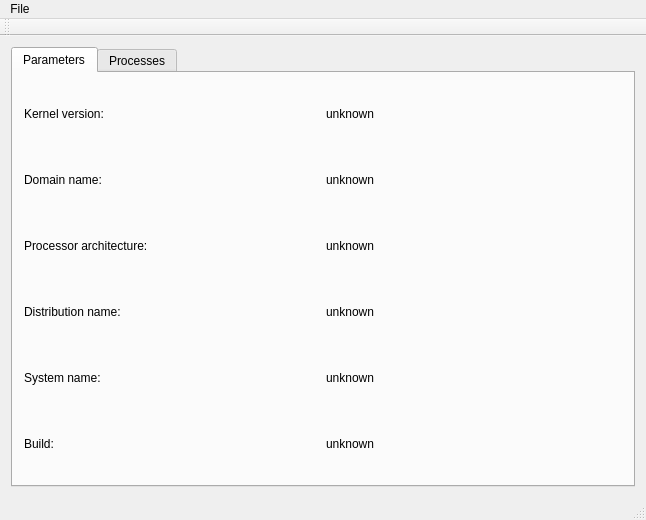
The window that KernelHacker/mainwindow.ui (benapetr/KernelHacker) describes before a commit, drawn with Qt 5.
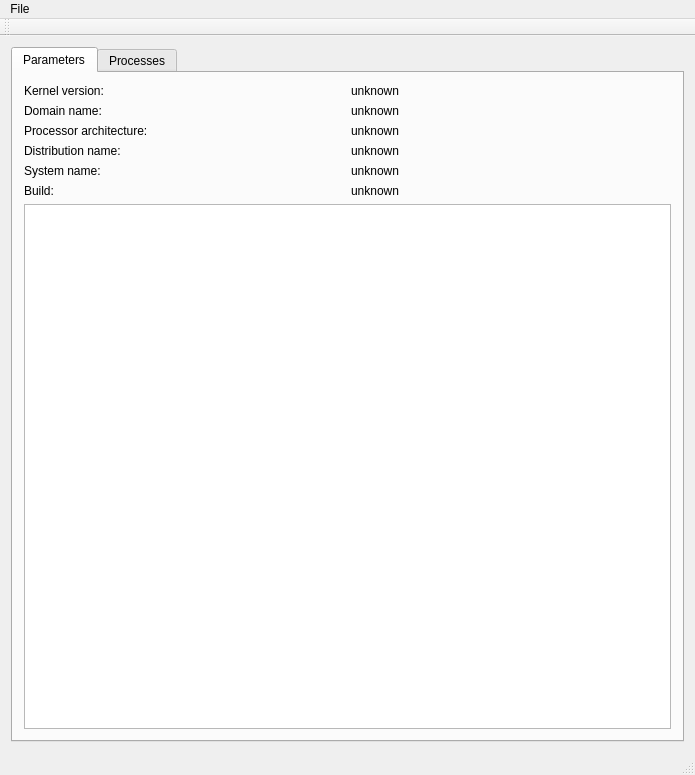
The same window after the commit.

Diff of the .ui file:
```diff
--- a/KernelHacker/mainwindow.ui
+++ b/KernelHacker/mainwindow.ui
@@ -6,8 +6,8 @@
    <rect>
     <x>0</x>
     <y>0</y>
-    <width>646</width>
-    <height>520</height>
+    <width>695</width>
+    <height>775</height>
    </rect>
   </property>
   <property name="windowTitle">
@@ -131,6 +131,18 @@
           </item>
          </layout>
         </item>
+        <item>
+         <widget class="QTableWidget" name="tableWidget">
+          <property name="font">
+           <font>
+            <pointsize>10</pointsize>
+           </font>
+          </property>
+          <property name="alternatingRowColors">
+           <bool>true</bool>
+          </property>
+         </widget>
+        </item>
        </layout>
       </widget>
       <widget class="QWidget" name="tab_2">
@@ -147,7 +159,7 @@
     <rect>
      <x>0</x>
      <y>0</y>
-     <width>646</width>
+     <width>695</width>
      <height>29</height>
     </rect>
    </property>
```
